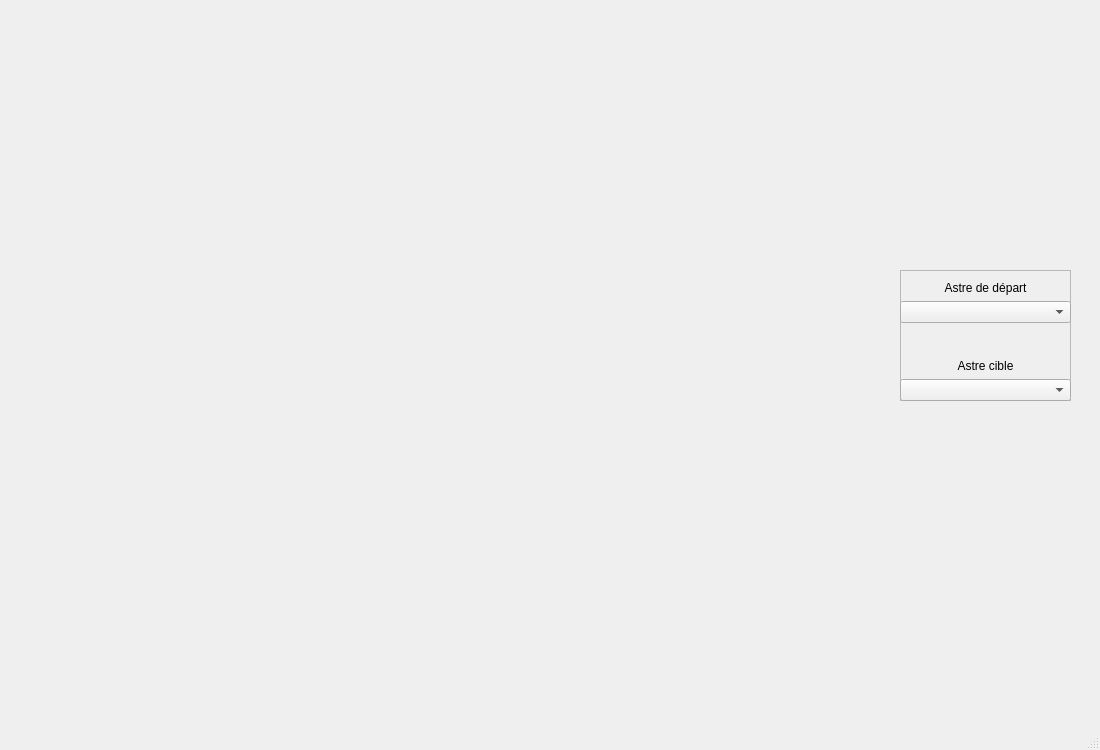
Above: interface/KSP.ui from TitouanDor/AppliKSP before the change. Below: the same form after it.
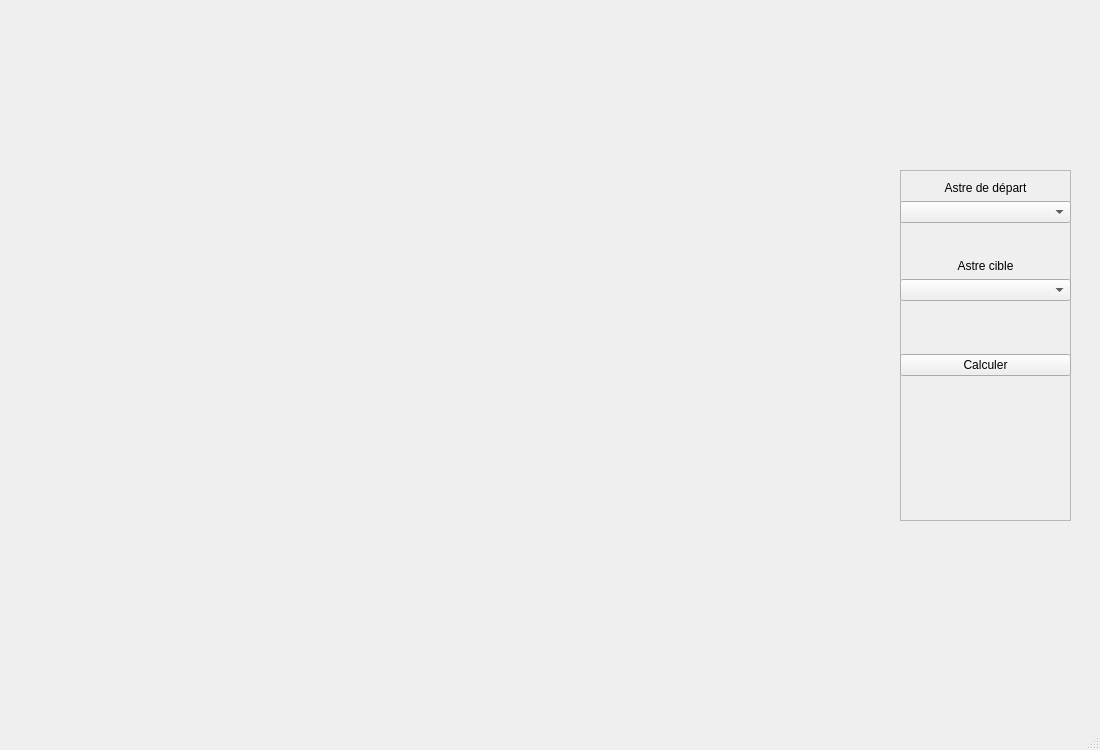
That is the form after the change.

Patch:
```diff
--- a/interface/KSP.ui
+++ b/interface/KSP.ui
@@ -35,15 +35,18 @@
    <string notr="true"/>
   </property>
   <widget class="QWidget" name="centralwidget">
-   <widget class="QFrame" name="frame">
+   <widget class="QWidget" name="verticalLayoutWidget_4">
     <property name="geometry">
      <rect>
       <x>900</x>
-      <y>270</y>
+      <y>170</y>
       <width>171</width>
-      <height>131</height>
+      <height>351</height>
      </rect>
     </property>
+    <layout class="QVBoxLayout" name="LayoutSelection">
+     <item>
+      <widget class="QFrame" name="frame">
     <property name="styleSheet">
      <string notr="true"/>
     </property>
@@ -138,6 +141,54 @@
       </item>
      </layout>
     </widget>
+       <widget class="QWidget" name="verticalLayoutWidget_5">
+        <property name="geometry">
+         <rect>
+          <x>0</x>
+          <y>180</y>
+          <width>171</width>
+          <height>31</height>
+         </rect>
+        </property>
+        <layout class="QVBoxLayout" name="LayoutBoutonCalcul">
+         <item>
+          <widget class="QPushButton" name="pushButtonCalculer">
+           <property name="text">
+            <string>Calculer</string>
+           </property>
+          </widget>
+         </item>
+        </layout>
+       </widget>
+       <widget class="QWidget" name="verticalLayoutWidget_6">
+        <property name="geometry">
+         <rect>
+          <x>0</x>
+          <y>130</y>
+          <width>171</width>
+          <height>51</height>
+         </rect>
+        </property>
+        <layout class="QVBoxLayout" name="LayoutCalculImpossible">
+         <item>
+          <widget class="QLabel" name="labelImpossible">
+           <property name="styleSheet">
+            <string notr="true">color: rgb(255, 0, 0);
+font: 10pt &quot;MS Shell Dlg 2&quot;;</string>
+           </property>
+           <property name="text">
+            <string/>
+           </property>
+           <property name="alignment">
+            <set>Qt::AlignCenter</set>
+           </property>
+          </widget>
+         </item>
+        </layout>
+       </widget>
+      </widget>
+     </item>
+    </layout>
    </widget>
   </widget>
   <widget class="QMenuBar" name="menubar">
```
Lines whose indentation alone changed are shown as unchanged.
